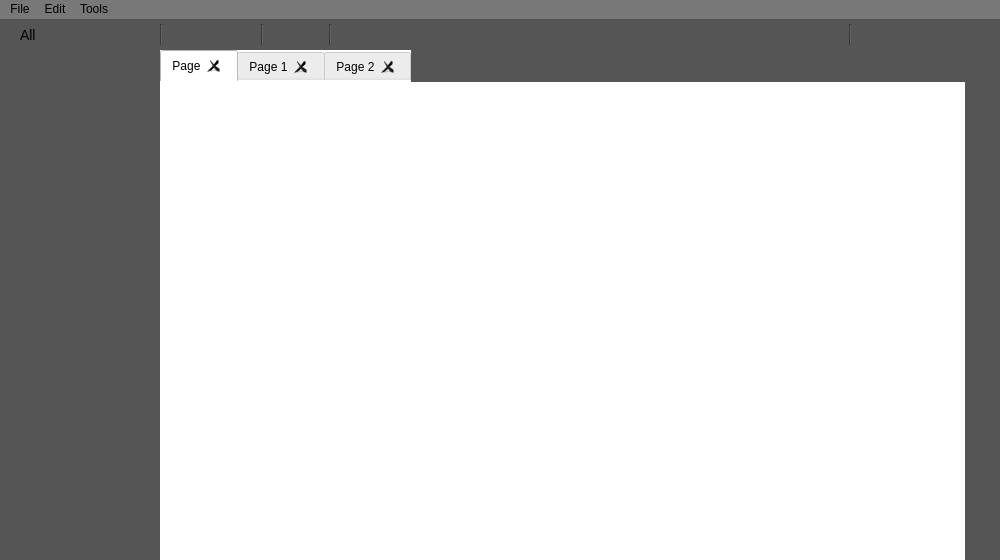
Above: Update/Logic_Gate_Simulator/Dialogs/dlg_home.ui from ElliotHarding/Logic-Gate-Simulator before the change. Below: the same form after it.
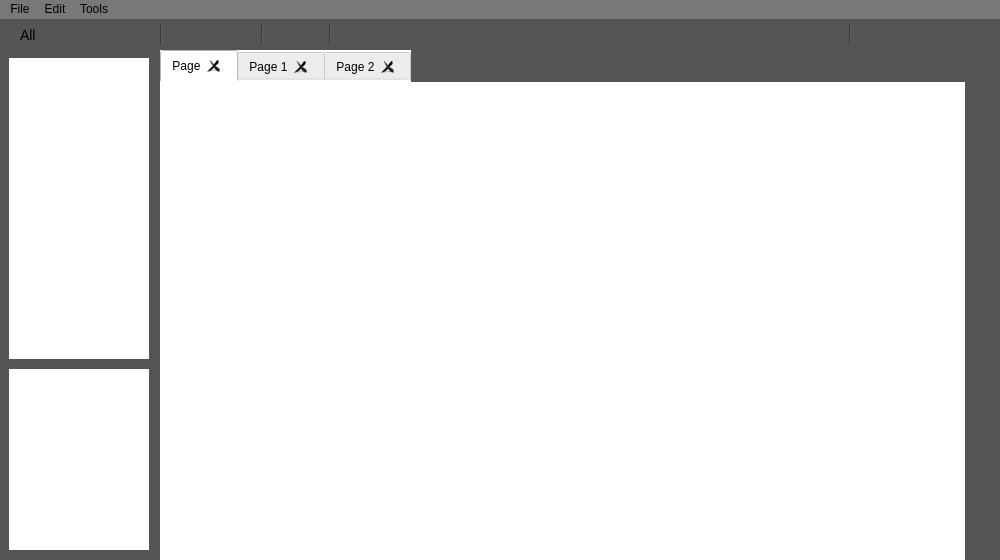
That is the form after the change. Icons and pictures are not drawn.

Patch:
```diff
--- a/Update/Logic_Gate_Simulator/Dialogs/dlg_home.ui
+++ b/Update/Logic_Gate_Simulator/Dialogs/dlg_home.ui
@@ -450,6 +450,9 @@
       <height>181</height>
      </rect>
     </property>
+    <property name="styleSheet">
+     <string notr="true">background-color: rgb(255, 255, 255);</string>
+    </property>
    </widget>
    <widget class="QWidget" name="widget_2" native="true">
     <property name="geometry">
@@ -711,10 +714,13 @@
      <rect>
       <x>9</x>
       <y>39</y>
-      <width>141</width>
-      <height>311</height>
+      <width>140</width>
+      <height>301</height>
      </rect>
     </property>
+    <property name="styleSheet">
+     <string notr="true">background-color:rgb(255, 255, 255);</string>
+    </property>
    </widget>
    <zorder>widget_2</zorder>
    <zorder>widget_4</zorder>
```
